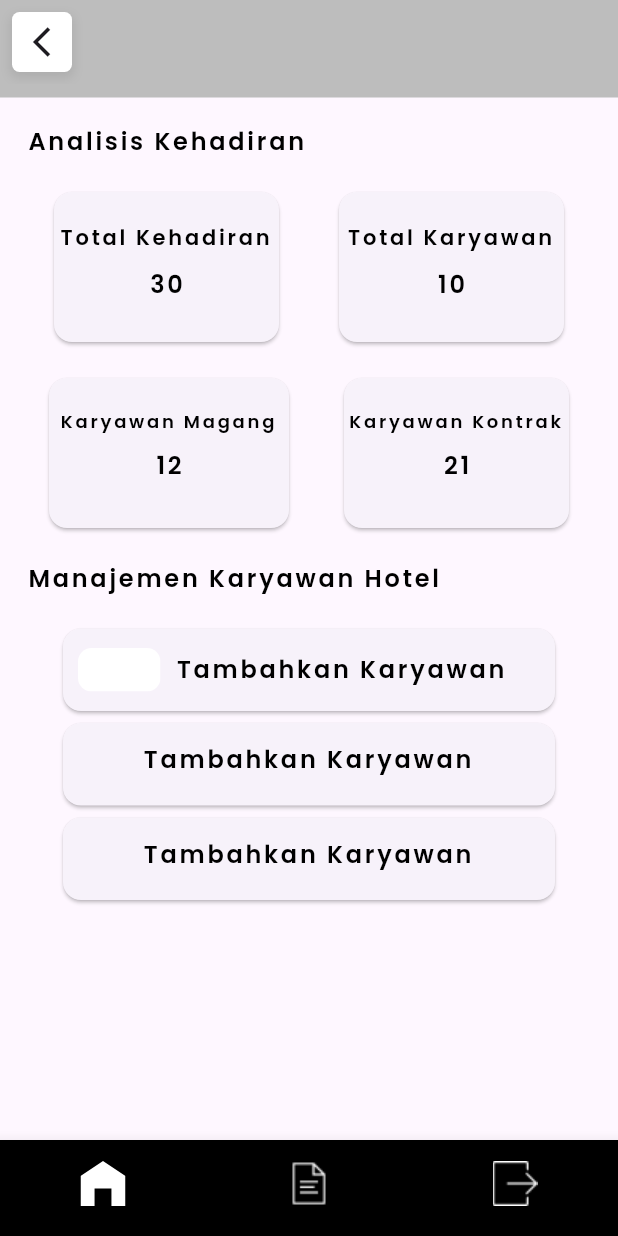
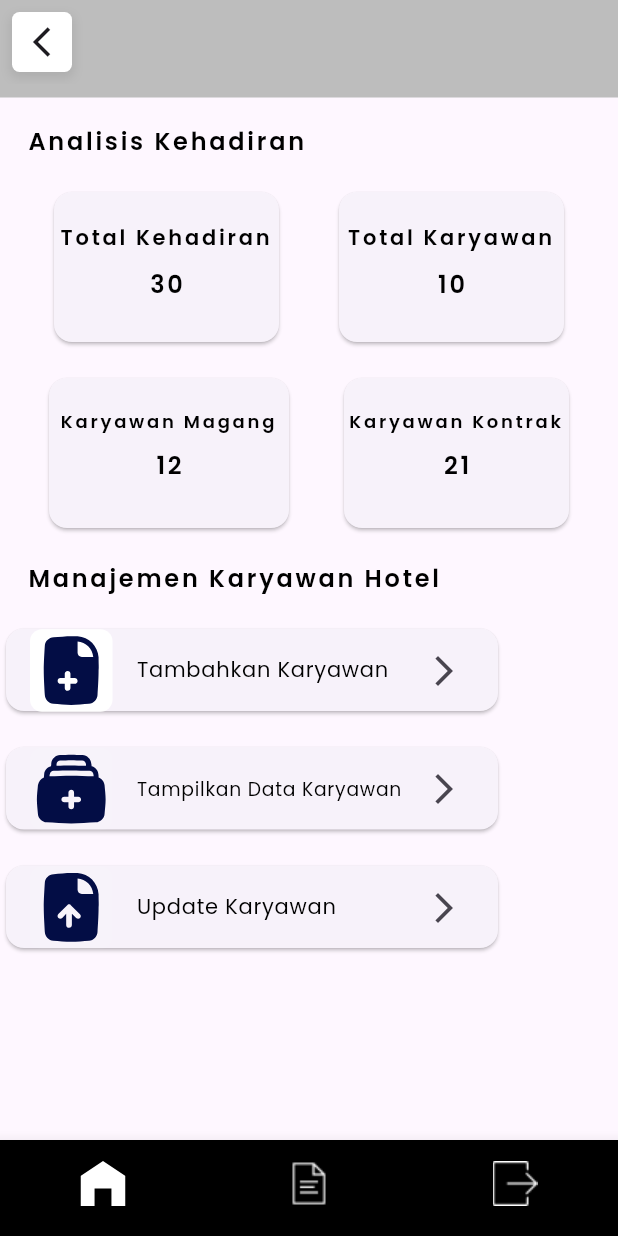
Before and after one commit to aliffadillah/ems, a Flutter app: the screen it shows after launch, after a tap on "Admin", on a phone screen of 412 x 824 dp. Run offline on Flutter 3.47's test engine with Material 3 defaults, Android fonts, the light colour scheme and no system bars; our stand-ins replace flutter_svg; network calls fail.

Commit message:
ngantuk 2

```diff
--- a/lib/pages/admin_dashboard.dart
+++ b/lib/pages/admin_dashboard.dart
@@ -1,5 +1,4 @@
 import 'package:flutter/material.dart';
-import 'package:flutter/src/material/bottom_navigation_bar.dart';
 import 'package:flutter_svg/flutter_svg.dart';
 import 'package:pbo_ems/pages/absensi_karyawan.dart';
 import 'package:pbo_ems/pages/login_page.dart';
@@ -17,7 +16,7 @@ class AdminDashboard extends StatelessWidget {
         appBar: PreferredSize(
           preferredSize: Size.fromHeight(65.0),
           child: AppBar(
-            backgroundColor: Colors.grey[400], // Set the background color
+            backgroundColor: Colors.grey[400],
             leading: Container(
               margin: EdgeInsets.all(8.0),
               padding: EdgeInsets.all(0.0),
@@ -47,8 +46,8 @@ class AdminDashboard extends StatelessWidget {
         ),
         bottomNavigationBar: BottomNavigationBar(
           backgroundColor: Colors.black,
-          showSelectedLabels: false, // hide selected item label
-          showUnselectedLabels: false, // hide unselected item labels
+          showSelectedLabels: false,
+          showUnselectedLabels: false,
           items: <BottomNavigationBarItem>[
             BottomNavigationBarItem(
               icon: SvgPicture.asset('assets/icons/home.svg'),
@@ -57,7 +56,6 @@ class AdminDashboard extends StatelessWidget {
             BottomNavigationBarItem(
               icon: GestureDetector(
                 onTap: () {
-                  // Navigate to the login page
                   Navigator.pushReplacement(
                     context,
                     MaterialPageRoute(builder: (context) => AbsensiKaryawan()),
@@ -70,7 +68,6 @@ class AdminDashboard extends StatelessWidget {
             BottomNavigationBarItem(
               icon: GestureDetector(
                 onTap: () {
-                  // Navigate to the login page
                   Navigator.pushReplacement(
                     context,
                     MaterialPageRoute(builder: (context) => LoginPage()),
@@ -95,9 +92,9 @@ class YourWidget extends StatelessWidget {
       crossAxisAlignment: CrossAxisAlignment.start,
       children: [
         Container(
-          margin: EdgeInsets.all(16.0), // Set margin for the Text widget
+          margin: EdgeInsets.all(16.0),
           child: Padding(
-            padding: EdgeInsets.all(2.0), // Set padding for the Text widget
+            padding: EdgeInsets.all(2.0),
             child: Text(
               'Analisis Kehadiran',
               style: TextStyle(
@@ -137,15 +134,18 @@ class YourWidget extends StatelessWidget {
                           Column(
                             children: [
                               Padding(
-                                  padding: const EdgeInsets.only(top: 10.0)),
-                              Text('30',
+                                padding: const EdgeInsets.only(top: 10.0),
+                                child: Text(
+                                  '30',
                                   style: TextStyle(
                                     color: Colors.black,
                                     fontSize: 16,
                                     fontFamily: 'Poppins',
                                     fontWeight: FontWeight.w600,
                                     letterSpacing: 1.84,
-                                  )),
+                                  ),
+                                ),
+                              ),
                             ],
                           )
                         ],
@@ -175,15 +175,19 @@ class YourWidget extends StatelessWidget {
                         ),
                         Column(
                           children: [
-                            Padding(padding: EdgeInsets.only(top: 10.0)),
-                            Text('10',
+                            Padding(
+                              padding: EdgeInsets.only(top: 10.0),
+                              child: Text(
+                                '10',
                                 style: TextStyle(
                                   color: Colors.black,
                                   fontSize: 16,
                                   fontFamily: 'Poppins',
                                   fontWeight: FontWeight.w600,
                                   letterSpacing: 1.84,
-                                )),
+                                ),
+                              ),
+                            ),
                           ],
                         )
                       ],
@@ -220,15 +224,18 @@ class YourWidget extends StatelessWidget {
                           Column(
                             children: [
                               Padding(
-                                  padding: const EdgeInsets.only(top: 10.0)),
-                              Text('12',
+                                padding: const EdgeInsets.only(top: 10.0),
+                                child: Text(
+                                  '12',
                                   style: TextStyle(
                                     color: Colors.black,
                                     fontSize: 16,
                                     fontFamily: 'Poppins',
                                     fontWeight: FontWeight.w600,
                                     letterSpacing: 1.84,
-                                  )),
+                                  ),
+                                ),
+                              ),
                             ],
                           ),
                         ],
@@ -258,15 +265,18 @@ class YourWidget extends StatelessWidget {
                           Column(
                             children: [
                               Padding(
-                                  padding: const EdgeInsets.only(top: 10.0)),
-                              Text('21',
+                                padding: const EdgeInsets.only(top: 10.0),
+                                child: Text(
+                                  '21',
                                   style: TextStyle(
                                     color: Colors.black,
                                     fontSize: 16,
                                     fontFamily: 'Poppins',
                                     fontWeight: FontWeight.w600,
                                     letterSpacing: 1.84,
-                                  )),
+                                  ),
+                                ),
+                              ),
                             ],
                           )
                         ],
@@ -279,9 +289,9 @@ class YourWidget extends StatelessWidget {
           ],
         ),
         Container(
-          margin: EdgeInsets.all(16.0), // Set margin for the Text widget
+          margin: EdgeInsets.all(16.0),
           child: Padding(
-            padding: EdgeInsets.all(2.0), // Set padding for the Text widget
+            padding: EdgeInsets.all(2.0),
             child: Text(
               'Manajemen Karyawan Hotel',
               style: TextStyle(
@@ -297,103 +307,121 @@ class YourWidget extends StatelessWidget {
         Column(
           children: [
             Card(
-              child: SizedBox(
-                width: 328,
-                height: 55,
-                child: Padding(
-                  padding: const EdgeInsets.fromLTRB(10, 13, 10, 13),
-                  child: Row(
-                    children: [
-                      // White box inside the card
-                      Container(
-                        width: 55,
-                        height: 55,
-                        child: ClipRRect(
-                          borderRadius: BorderRadius.circular(9),
               child: Container(
+                width: 328, // Set the desired width for the ListTile container
+                height: 55, // Set the desired height for the ListTile container
+                child: ListTile(
+                  leading: Container(
+                    width:
+                        55, // Set the desired width for the leading Container
+                    height:
+                        55, // Set the desired height for the leading Container
+                    decoration: BoxDecoration(
                       color: Colors.white,
+                      borderRadius: BorderRadius.circular(
+                          8.0), // Set the desired border radius
+                    ),
+                    child: SvgPicture.asset(
+                      'assets/icons/paper-add.svg',
+                      width: 13, // Set the desired width for the Image
+                      height: 13, // Set the desired height for the Image
+                    ),
+                  ),
+                  title: Container(
+                      child: Text(
+                    'Tambahkan Karyawan',
+                    style: TextStyle(
+                      color: Colors.black,
+                      fontSize: 14,
+                      fontFamily: 'Poppins',
+                      fontWeight: FontWeight.w300,
+                    ),
+                  )),
+                  trailing: Icon(Icons.arrow_forward_ios_outlined),
                 ),
               ),
             ),
-                      SizedBox(width: 10), // Adjust spacing as needed
-                      Column(
-                        mainAxisAlignment: MainAxisAlignment.center,
-                        children: [
-                          Text(
-                            'Tambahkan Karyawan',
-                            textAlign: TextAlign.center,
+            SizedBox(
+              height: 16,
+            ),
+            Card(
+              child: Container(
+                width: 328, // Set the desired width for the ListTile container
+                height: 55, // Set the desired height for the ListTile container
+                child: ListTile(
+                  leading: Container(
+                    width:
+                        55, // Set the desired width for the leading Container
+                    height:
+                        55, // Set the desired height for the leading Container
+                    decoration: BoxDecoration(
+                      color: Color(0xfffffff),
+                      borderRadius: BorderRadius.circular(
+                          8.0), // Set the desired border radius
+                    ),
+                    child: SvgPicture.asset(
+                      'assets/icons/drawer-add.svg',
+                      width: 13, // Set the desired width for the Image
+                      height: 13, // Set the desired height for the Image
+                    ),
+                  ),
+                  title: Container(
+                      child: Text(
+                    'Tampilkan Data Karyawan',
                     style: TextStyle(
                       color: Colors.black,
-                              fontSize: 16,
+                      fontSize: 12.5,
                       fontFamily: 'Poppins',
-                              fontWeight: FontWeight.w600,
-                              letterSpacing: 1.84,
+                      fontWeight: FontWeight.w300,
                     ),
-                          ),
-                        ],
-                      ),
-                    ],
+                  )),
+                  trailing: Icon(Icons.arrow_forward_ios_outlined),
                 ),
               ),
             ),
+            SizedBox(
+              height: 16,
             ),
-            Row(
-              mainAxisAlignment: MainAxisAlignment.spaceEvenly,
-              children: [
             Card(
-                  child: SizedBox(
-                    width: 328,
-                    height: 55,
-                    child: Padding(
-                      padding: const EdgeInsets.fromLTRB(10, 13, 10, 13),
-                      child: Column(
-                        children: [
-                          Text(
-                            'Tambahkan Karyawan',
-                            textAlign: TextAlign.center,
-                            style: TextStyle(
-                              color: Colors.black,
-                              fontSize: 16,
-                              fontFamily: 'Poppins',
-                              fontWeight: FontWeight.w600,
-                              letterSpacing: 1.84,
+              child: Container(
+                width: 328, // Set the desired width for the ListTile container
+                height: 55, // Set the desired height for the ListTile container
+                child: ListTile(
+                  leading: Container(
+                    width:
+                        55, // Set the desired width for the leading Container
+                    height:
+                        55, // Set the desired height for the leading Container
+                    decoration: BoxDecoration(
+                      color: Color(0xfffffff),
+                      borderRadius: BorderRadius.circular(
+                          8.0), // Set the desired border radius
                     ),
-                          ),
-                        ],
+                    child: Container(
+                      width: 20,
+                      height: 30,
+                      clipBehavior: Clip.antiAlias,
+                      decoration: BoxDecoration(),
+                      child: SvgPicture.asset(
+                        'assets/icons/paper-upload.svg',
+                        width: 13, // Set the desired width for the Image
+                        height: 13, // Set the desired height for the Image
                       ),
                     ),
                   ),
-                ),
-              ],
-            ),
-            Row(
-              mainAxisAlignment: MainAxisAlignment.spaceEvenly,
-              children: [
-                Card(
-                  child: SizedBox(
-                    width: 328,
-                    height: 55,
-                    child: Padding(
-                      padding: const EdgeInsets.fromLTRB(10, 13, 10, 13),
-                      child: Column(
-                        children: [
-                          Text(
-                            'Tambahkan Karyawan',
-                            textAlign: TextAlign.center,
+                  title: Container(
+                      child: Text(
+                    'Update Karyawan',
                     style: TextStyle(
                       color: Colors.black,
-                              fontSize: 16,
+                      fontSize: 14,
                       fontFamily: 'Poppins',
-                              fontWeight: FontWeight.w600,
-                              letterSpacing: 1.84,
+                      fontWeight: FontWeight.w300,
+                    ),
+                  )),
+                  trailing: Icon(Icons.arrow_forward_ios_outlined),
                 ),
               ),
-                        ],
-                      ),
-                    ),
-                  ),
-                ),
-              ],
             ),
           ],
         ),
```
Also changed, not shown: assets/icons/drawer-add.svg (added), assets/icons/paper-add.svg (added), assets/icons/paper-upload.svg (added). Lines whose indentation alone changed are shown as unchanged.
